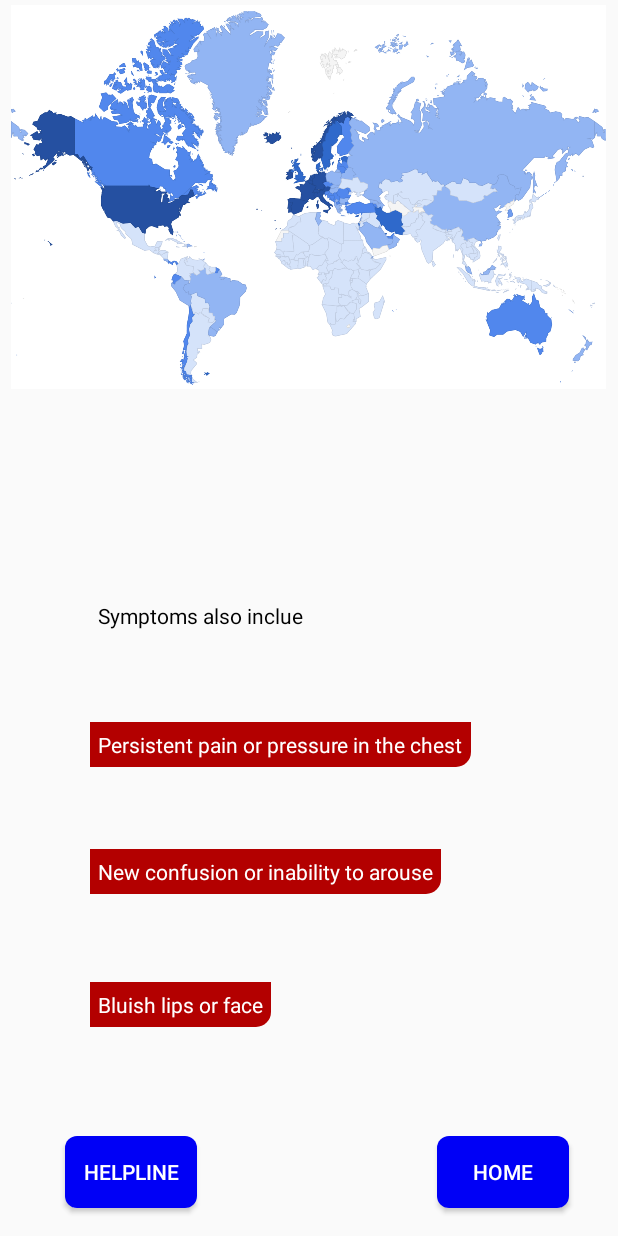
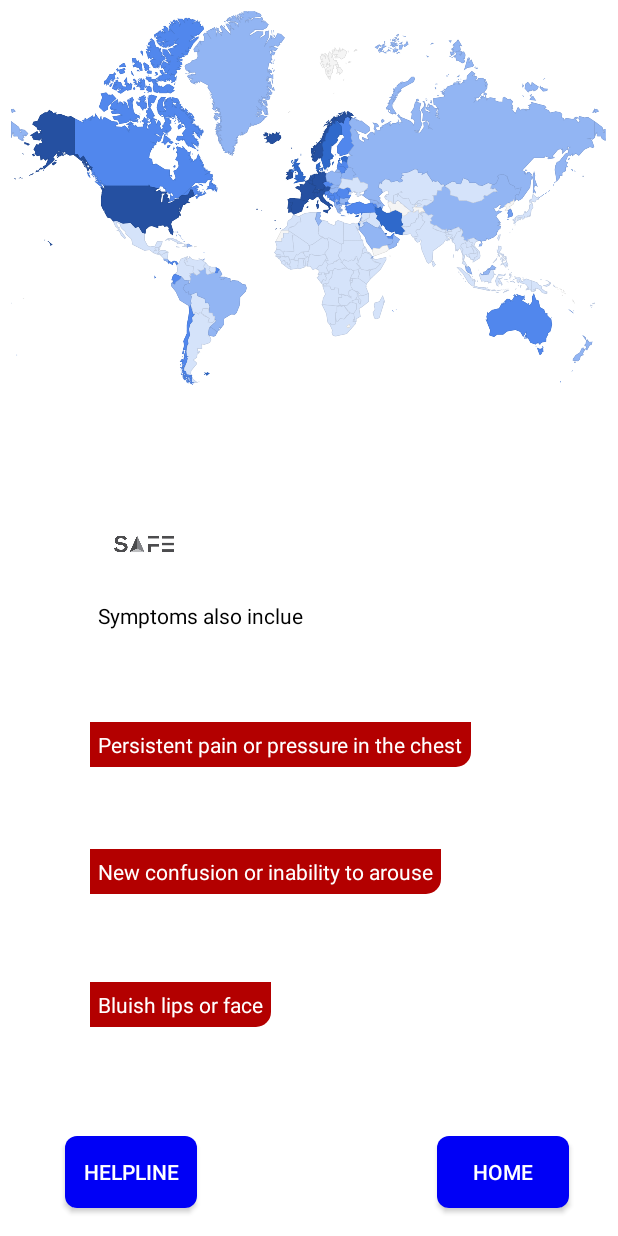
Before and after one commit to Akinthiya-developer/Basic-COVID, an Android app: the ConclusionActivity screen opened directly, with no data from a screen before it, on a phone screen of 412 x 824 dp. Run offline under Robolectric (Android 15) with nearby library versions, the phone set to English and light mode, and no system bars.

Commit message:
cleared the issue on conclusion

```diff
--- a/app/src/main/java/com/example/basic_coviddata/ConclusionActivity.java
+++ b/app/src/main/java/com/example/basic_coviddata/ConclusionActivity.java
@@ -6,11 +6,16 @@ import android.content.Intent;
 import android.os.Bundle;
 import android.view.View;
 import android.widget.Button;
+import android.widget.ImageView;
+import android.widget.Toast;
+
+import static android.view.View.GONE;
 
 public class ConclusionActivity extends AppCompatActivity {
 
     Button button,button2;
     int severity=0;
+    ImageView alr,safe;
     Sympotoms sympotoms;
 
     @Override
@@ -18,17 +23,22 @@ public class ConclusionActivity extends AppCompatActivity {
         super.onCreate(savedInstanceState);
         setContentView(R.layout.activity_conclusion);
 
+        alr =findViewById(R.id.alr);
+        safe=findViewById(R.id.safe);
         button=findViewById(R.id.button);
         button2=findViewById(R.id.button2);
 
         sympotoms=new Sympotoms();
 
-//        if(sympotoms.getBreathe())severity+=1;
-//        if(sympotoms.getCough())severity+=1;
-//        if(sympotoms.getFever())severity+=1;
-//        if(sympotoms.getTiredness())severity+=1;
+        if(sympotoms.getBreathe())severity+=1;
+        if(sympotoms.getCough())severity+=1;
+        if(sympotoms.getFever())severity+=1;
+        if(sympotoms.getTiredness())severity+=1;
 
+        Toast.makeText(this, Integer.toString(severity), Toast.LENGTH_SHORT).show();
 
+        if(severity>=3 || sympotoms.getBreathe())safe.setVisibility(GONE);
+        else alr.setVisibility(GONE);
 
         button2.setOnClickListener(new View.OnClickListener() {
             @Override
--- a/app/src/main/java/com/example/basic_coviddata/Sympotoms.java
+++ b/app/src/main/java/com/example/basic_coviddata/Sympotoms.java
@@ -1,41 +1,41 @@
 package com.example.basic_coviddata;
 
 public class Sympotoms {
-    Boolean fever;
-    Boolean cough;
 
-    public Boolean getFever() {
+    boolean fever;
+    boolean cough;
+    boolean tiredness;
+    boolean breathe;
+
+    public boolean getFever() {
         return fever;
     }
 
-    public Boolean getCough() {
+    public boolean getCough() {
         return cough;
     }
 
-    public Boolean getTiredness() {
+    public boolean getTiredness() {
         return tiredness;
     }
 
-    public Boolean getBreathe() {
+    public boolean getBreathe() {
         return breathe;
     }
 
-    Boolean tiredness;
-    Boolean breathe;
-
-    public void setFever(Boolean fever) {
+    public void setFever(boolean fever) {
         this.fever = fever;
     }
 
-    public void setCough(Boolean cough) {
+    public void setCough(boolean cough) {
         this.cough = cough;
     }
 
-    public void setTiredness(Boolean tiredness) {
+    public void setTiredness(boolean tiredness) {
         this.tiredness = tiredness;
     }
 
-    public void setBreathe(Boolean breathe) {
+    public void setBreathe(boolean breathe) {
         this.breathe = breathe;
     }
 }
--- a/app/src/main/res/layout/activity_conclusion.xml
+++ b/app/src/main/res/layout/activity_conclusion.xml
@@ -4,6 +4,7 @@
     xmlns:tools="http://schemas.android.com/tools"
     android:layout_width="match_parent"
     android:layout_height="match_parent"
+    android:background="#fff"
     tools:context=".ConclusionActivity">
 
     <ImageView
@@ -112,4 +113,30 @@
         app:layout_constraintTop_toTopOf="parent"
         app:layout_constraintVertical_bias="0.976" />
 
+    <ImageView
+        android:id="@+id/alr"
+        android:layout_width="72dp"
+        android:layout_height="77dp"
+        android:layout_marginStart="60dp"
+        app:layout_constraintBottom_toBottomOf="parent"
+        app:layout_constraintEnd_toEndOf="parent"
+        app:layout_constraintHorizontal_bias="0.0"
+        app:layout_constraintStart_toStartOf="parent"
+        app:layout_constraintTop_toTopOf="parent"
+        app:layout_constraintVertical_bias="0.434"
+        app:srcCompat="@drawable/aler" />
+
+    <ImageView
+        android:id="@+id/safe"
+        android:layout_width="72dp"
+        android:layout_height="77dp"
+        android:layout_marginStart="60dp"
+        app:layout_constraintBottom_toBottomOf="parent"
+        app:layout_constraintEnd_toEndOf="parent"
+        app:layout_constraintHorizontal_bias="0.0"
+        app:layout_constraintStart_toStartOf="parent"
+        app:layout_constraintTop_toTopOf="parent"
+        app:layout_constraintVertical_bias="0.434"
+        app:srcCompat="@drawable/safe" />
+
 </androidx.constraintlayout.widget.ConstraintLayout>
```
Also changed, not shown: app/src/main/java/com/example/basic_coviddata/TestActivity.java (+9 -3 lines), app/src/main/java/com/example/basic_coviddata/breatheActivity.java (+8 -3 lines), app/src/main/java/com/example/basic_coviddata/feverActivity.java (+8 -3 lines), app/src/main/java/com/example/basic_coviddata/tiredActivity.java (+8 -3 lines), app/src/main/res/drawable/aler.png (added), app/src/main/res/drawable/safe.jpg (added).
